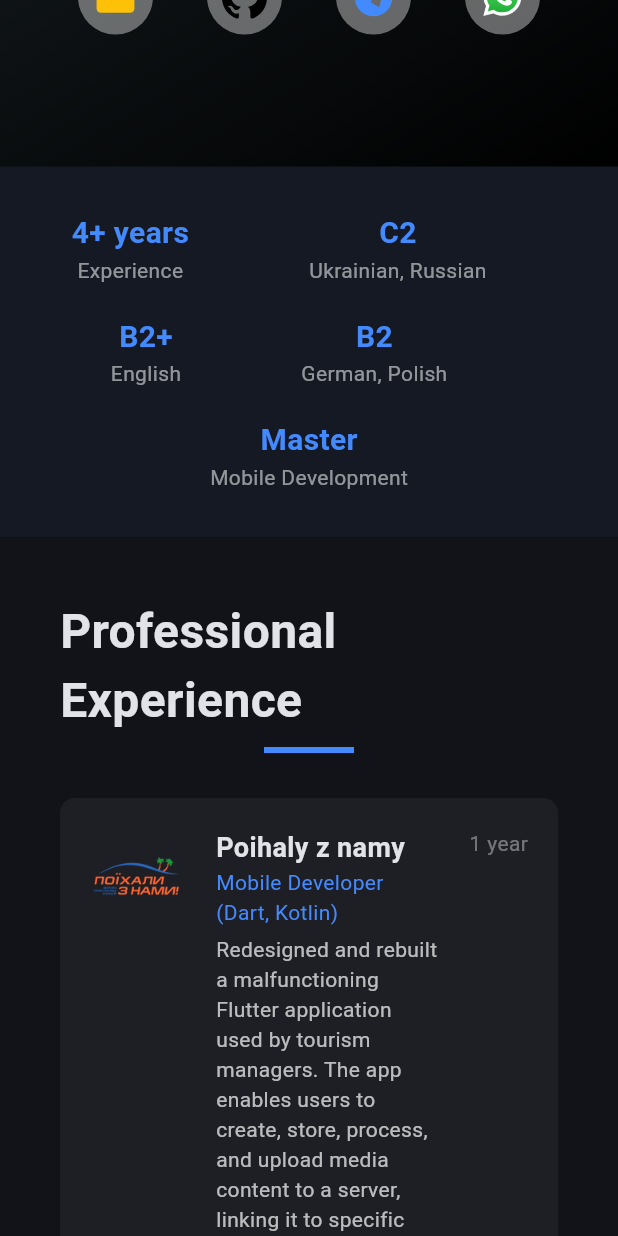
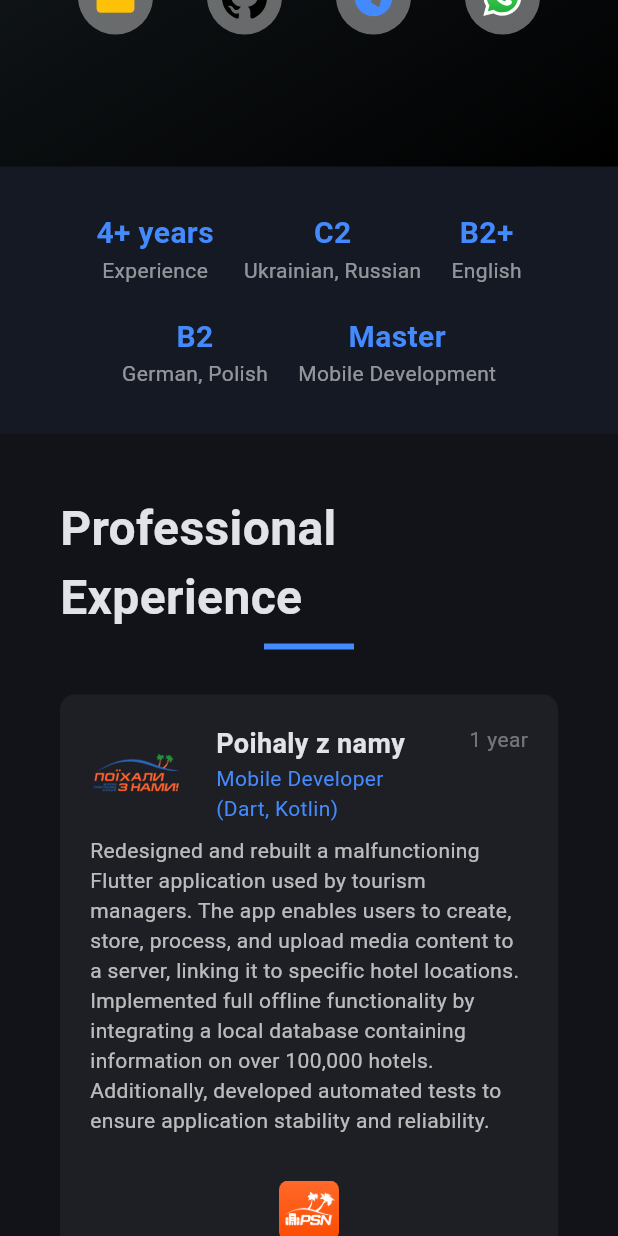
Before and after one commit to Prostaman/my_web_page, a Flutter app: the screen it shows after launch, scrolled down 576 dp, on a phone screen of 412 x 824 dp. Run offline on Flutter 3.47's test engine with Material 3 defaults, Android fonts, the phone set to English and light mode, and no system bars; our stand-ins replace flutter_svg.

Commit message:
feat: improve mobile responsiveness and UI consistency
- Centered Developer role and Statistics bar items for better visual balance.
- Refactored Experience section: moved period text to the right and centered app icons.
- Fixed layout jumping in Technical Skills by setting fixed heights for project cards.
- Optimized mobile projects: disabled flip animation and added direct action buttons.
- Fixed text overflow issues in Skill category titles.

```diff
--- a/lib/presentation/contact_section/contact_section.dart
+++ b/lib/presentation/contact_section/contact_section.dart
@@ -31,6 +31,7 @@ class ContactSection extends StatelessWidget {
             const SizedBox(height: 24),
             const Text(
               'Rostyslav Triodial',
+              textAlign: TextAlign.center,
               style: TextStyle(
                 fontSize: 40,
                 fontWeight: FontWeight.bold,
@@ -40,6 +41,7 @@ class ContactSection extends StatelessWidget {
             const SizedBox(height: 8),
             const Text(
               'Flutter(Mobile+Web) && Android Developer',
+              textAlign: TextAlign.center,
               style: TextStyle(
                 fontSize: 22,
                 color: Colors.blueAccent,
@@ -49,6 +51,7 @@ class ContactSection extends StatelessWidget {
             const SizedBox(height: 20),
             const Text(
               'Germany, Bayern, 92253 Schnaittenbach',
+              textAlign: TextAlign.center,
               style: TextStyle(color: Colors.white54),
             ),
             const SizedBox(height: 30),
--- a/lib/presentation/expierence_section/exp_tile.dart
+++ b/lib/presentation/expierence_section/exp_tile.dart
@@ -19,7 +19,10 @@ class ExpTile extends StatelessWidget {
         color: Colors.white.withValues(alpha: 0.05),
         borderRadius: BorderRadius.circular(10),
       ),
-      child: Row(
+      child: Column(
+        crossAxisAlignment: CrossAxisAlignment.start,
+        children: [
+          Row(
             crossAxisAlignment: CrossAxisAlignment.start,
             children: [
               if (experience.companyIcon != null)
@@ -76,14 +79,24 @@ class ExpTile extends StatelessWidget {
                       experience.role,
                       style: const TextStyle(color: Colors.blueAccent),
                     ),
-                const SizedBox(height: 5),
+                  ],
+                ),
+              ),
+              const SizedBox(width: 20),
               Text(
-                  experience.desc,
-                  style: const TextStyle(color: Colors.white70),
+                experience.period,
+                style: const TextStyle(color: Colors.white38),
               ),
+            ],
+          ),
+          const SizedBox(height: 8),
+          Text(experience.desc, style: const TextStyle(color: Colors.white70)),
           if (experience.apps != null && experience.apps!.isNotEmpty) ...[
-                  const SizedBox(height: 15),
-                  Wrap(
+            const SizedBox(height: 30),
+            Center(
+              child: Wrap(
+                alignment: WrapAlignment.center,
+                crossAxisAlignment: WrapCrossAlignment.center,
                 spacing: 10,
                 runSpacing: 10,
                 children: experience.apps!
@@ -92,27 +105,16 @@ class ExpTile extends StatelessWidget {
                           ? MouseRegion(
                               cursor: SystemMouseCursors.click,
                               child: GestureDetector(
-                                    onTap: () =>
-                                        showAppLinksDialog(context, app),
-                                    child: _buildAppIcon(
-                                      app.iconPath,
-                                      app.name,
-                                    ),
+                                onTap: () => showAppLinksDialog(context, app),
+                                child: _buildAppIcon(app.iconPath, app.name),
                               ),
                             )
                           : _buildAppIcon(app.iconPath, app.name),
                     )
                     .toList(),
               ),
+            ),
           ],
-              ],
-            ),
-          ),
-          const SizedBox(width: 20),
-          Text(
-            experience.period,
-            style: const TextStyle(color: Colors.white38),
-          ),
         ],
       ),
     );
--- a/lib/presentation/personal_projects_section/flip_project_card.dart
+++ b/lib/presentation/personal_projects_section/flip_project_card.dart
@@ -51,6 +51,12 @@ class _FlipProjectCardState extends State<FlipProjectCard>
 
   @override
   Widget build(BuildContext context) {
+    final bool isMobile = MediaQuery.of(context).size.width < 750;
+
+    if (isMobile) {
+      return ProjectCard(project: widget.project, showActions: true);
+    }
+
     return MouseRegion(
       onEnter: (_) => _onHover(true),
       onExit: (_) => _onHover(false),
--- a/lib/presentation/personal_projects_section/project_card_back.dart
+++ b/lib/presentation/personal_projects_section/project_card_back.dart
@@ -12,6 +12,7 @@ class ProjectCardBack extends StatelessWidget {
   Widget build(BuildContext context) {
     return Container(
       width: 350,
+      height: 220,
       padding: const EdgeInsets.all(20),
       decoration: BoxDecoration(
         color: Colors.blueAccent.withValues(alpha: 0.1),
--- a/lib/presentation/statistics_bar/statistics_bar.dart
+++ b/lib/presentation/statistics_bar/statistics_bar.dart
@@ -6,6 +6,8 @@ class StatisticsBar extends StatelessWidget {
 
   @override
   Widget build(BuildContext context) {
+    final bool isMobile = MediaQuery.of(context).size.width < 600;
+
     return Container(
       width: double.infinity,
       color: Colors.blueAccent.withValues(alpha: 0.05),
@@ -14,17 +16,17 @@ class StatisticsBar extends StatelessWidget {
         child: Wrap(
           alignment: WrapAlignment.center,
           crossAxisAlignment: WrapCrossAlignment.center,
-          spacing: 40, // Horizontal space between items
-          runSpacing: 20, // Vertical space when wrapped
+          spacing: isMobile ? 20 : 40,
+          runSpacing: 20,
           children: [
             const StatItem(value: '4+ years', label: 'Experience'),
-            _buildDivider(),
+            if (!isMobile) _buildDivider(),
             const StatItem(value: 'C2', label: 'Ukrainian, Russian'),
-            _buildDivider(),
+            if (!isMobile) _buildDivider(),
             const StatItem(value: 'B2+', label: 'English'),
-            _buildDivider(),
+            if (!isMobile) _buildDivider(),
             const StatItem(value: 'B2', label: 'German, Polish'),
-            _buildDivider(),
+            if (!isMobile) _buildDivider(),
             const StatItem(value: 'Master', label: 'Mobile Development'),
           ],
         ),
@@ -33,18 +35,10 @@ class StatisticsBar extends StatelessWidget {
   }
 
   Widget _buildDivider() {
-    // Hide dividers on small screens when wrapped (optional)
-    return LayoutBuilder(
-      builder: (context, constraints) {
-        if (MediaQuery.of(context).size.width < 600) {
-          return const SizedBox.shrink();
-        }
-        return Container(
-          height: 30,
-          width: 1,
-          color: Colors.white.withValues(alpha: 0.1),
-        );
-      },
+    return Container(
+      height: 30,
+      width: 1,
+      color: Colors.white.withValues(alpha: 0.1),
     );
   }
 }
```
Also changed, not shown: lib/presentation/personal_projects_section/project_card.dart (+44 -2 lines), lib/presentation/skills_section/skill_category.dart (+8 -5 lines). Lines whose indentation alone changed are shown as unchanged.
